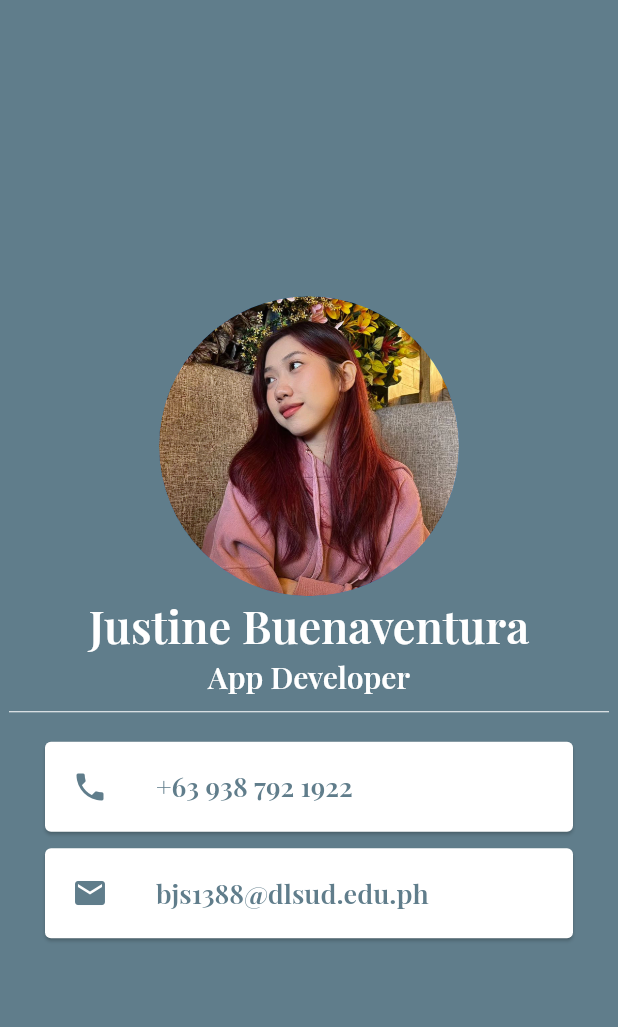
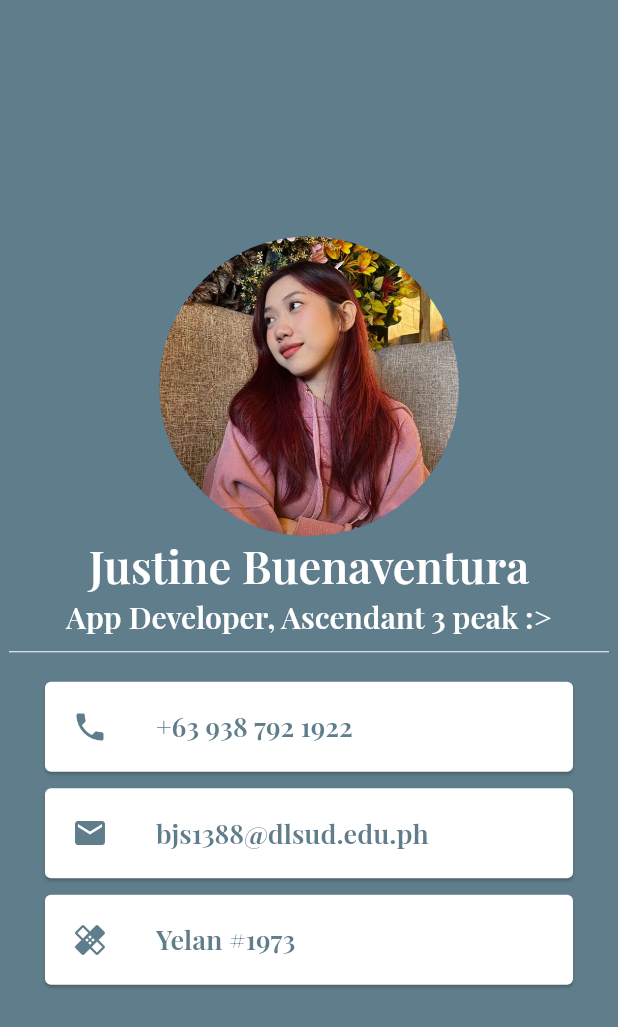
Before and after one commit to justinebuenav/business-card, a Flutter app: the screen it shows after launch, on a phone screen of 412 x 824 dp. Shown: the top 1027 px of the screen. Run offline on Flutter 3.47's test engine with Material 2 defaults, Android fonts, the phone set to English and light mode, and no system bars.

Commit message:
2nd commit

```diff
--- a/lib/main.dart
+++ b/lib/main.dart
@@ -32,7 +32,7 @@ class MyApp extends StatelessWidget {
 
                 ),
                 Text(
-                    'App Developer',
+                    'App Developer, Ascendant 3 peak :>',
                     style: TextStyle(
                         fontFamily: 'PlayfairDisplay',
                         fontSize: 20.0,
@@ -88,6 +88,27 @@ class MyApp extends StatelessWidget {
                         ),
                       ),
                     )
+                ),
+                Card(
+                    margin: EdgeInsets.symmetric(horizontal: 30.0, vertical: 10.0),
+                    child: Padding(
+                      padding: EdgeInsets.all(2.0),
+                      child: ListTile(
+                        leading: Icon(
+                            Icons.healing,
+                            color: Colors.blueGrey
+                        ),
+                        title: Text(
+                            'Yelan #1973',
+                            style: TextStyle(
+                                fontFamily: 'PlayfairDisplay',
+                                fontSize: 18.0,
+                                fontWeight: FontWeight.w600,
+                                color: Colors.blueGrey
+                            )
+                        ),
+                      ),
+                    )
                 )
               ],
             )
```
